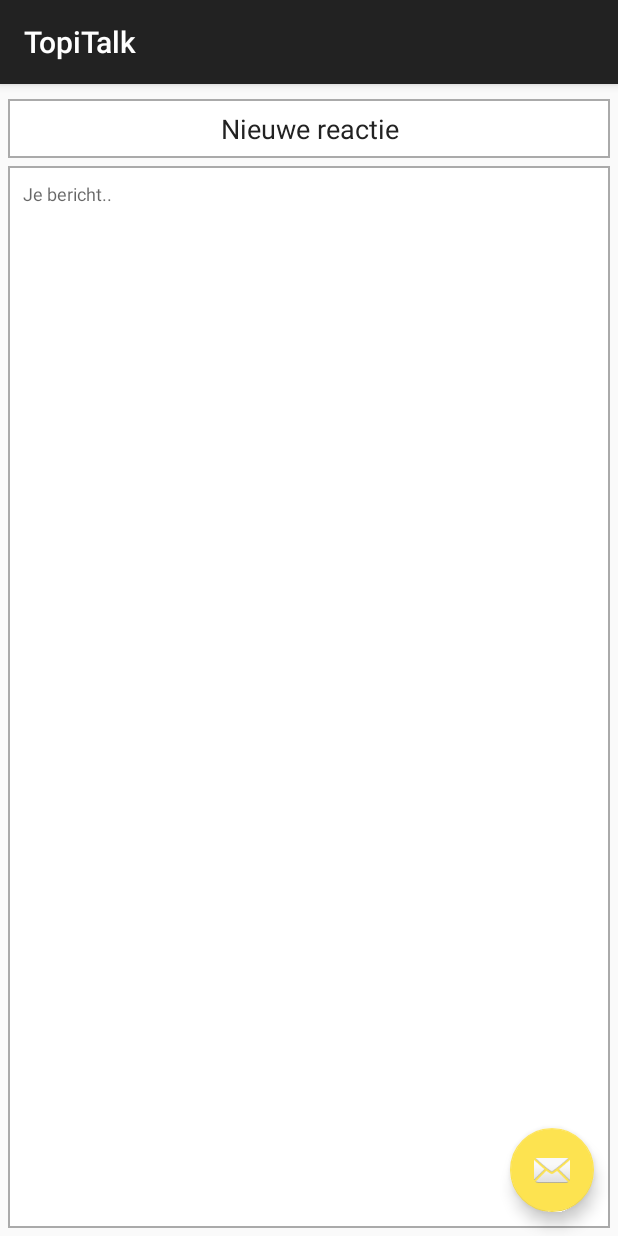
After one commit to SaxionHBO-ICT/topicus-portal, an Android app: the NewCommentActivity screen opened directly, with no data from a screen before it, on a phone screen of 412 x 824 dp. The commit adds this screen. Run offline under Robolectric (Android 15) with nearby library versions, the phone set to English and light mode, and no system bars.

Commit message:
Added comment handling. API calls + UI (needs tweaking)

```diff
--- /dev/null
+++ b/app/src/main/java/nl/saxion/jelmer/topitalk/activity/NewCommentActivity.java
@@ -0,0 +1,53 @@
+package nl.saxion.jelmer.topitalk.activity;
+
+import android.content.Intent;
+import android.support.design.widget.FloatingActionButton;
+import android.support.v7.app.AppCompatActivity;
+import android.os.Bundle;
+import android.view.View;
+import android.widget.EditText;
+
+import nl.saxion.jelmer.topitalk.R;
+import nl.saxion.jelmer.topitalk.controller.KeyboardFocusHandler;
+import nl.saxion.jelmer.topitalk.controller.TextFormatter;
+import nl.saxion.jelmer.topitalk.model.TopiCoreModel;
+
+public class NewCommentActivity extends AppCompatActivity {
+
+    private EditText etText;
+    private FloatingActionButton btPostComment;
+    public static final String POST_ID = "post_id";
+
+    @Override
+    protected void onCreate(Bundle savedInstanceState) {
+        super.onCreate(savedInstanceState);
+        setContentView(R.layout.activity_new_comment);
+
+        etText = (EditText) findViewById(R.id.et_comment_text);
+        btPostComment = (FloatingActionButton) findViewById(R.id.bt_fab_comment);
+
+        Intent intent = getIntent();
+        final int postId = intent.getIntExtra(POST_ID, 0);
+
+        btPostComment.setOnClickListener(new View.OnClickListener() {
+            @Override
+            public void onClick(View v) {
+
+                if (isCommentFormFilled()) {
+                    int authorId = TopiCoreModel.getInstance().getCurrentUser().getUserId();
+                    String authorUsername = TopiCoreModel.getInstance().getCurrentUser().getUsername();
+                    String text = etText.getText().toString();
+
+                    TopiCoreModel.getInstance().addComment(postId, authorId, authorUsername, text);
+                    finish();
+                }
+            }
+        });
+
+        etText.setOnFocusChangeListener(new KeyboardFocusHandler(this));
+    }
+
+    private boolean isCommentFormFilled() {
+        return !etText.getText().toString().equals("");
+    }
+}
--- a/app/src/main/java/nl/saxion/jelmer/topitalk/model/Post.java
+++ b/app/src/main/java/nl/saxion/jelmer/topitalk/model/Post.java
@@ -30,14 +30,14 @@
         comments = new ArrayList<>();
     }
 
-    public Post(int userId, String authorUsername, String title, String text, int imageId) {
+    public Post(int postId, int userId, String authorUsername, String title, String text) {
+        this.postId = postId;
         this.userId = userId;
         this.authorUsername = authorUsername;
         this.title = title;
         this.text = text;
         isHotTopic = false;
         postScore = 0;
-        this.imageId = imageId;
         postDate = generateDate();
         comments = new ArrayList<>();
     }
--- /dev/null
+++ b/app/src/main/res/layout/activity_new_comment.xml
@@ -0,0 +1,52 @@
+<?xml version="1.0" encoding="utf-8"?>
+<RelativeLayout xmlns:android="http://schemas.android.com/apk/res/android"
+    android:orientation="vertical" android:layout_width="match_parent"
+    android:layout_height="match_parent"
+    android:clickable="true"
+    android:focusableInTouchMode="true">
+
+    <TextView
+        android:id="@+id/tv_new_comment"
+        android:layout_width="match_parent"
+        android:layout_height="wrap_content"
+        android:text="@string/new_comment"
+        android:gravity="center_horizontal"
+        android:layout_centerHorizontal="true"
+        android:layout_marginStart="5dp"
+        android:layout_marginEnd="5dp"
+        android:textSize="18sp"
+        android:paddingTop="7dp"
+        android:paddingBottom="7dp"
+        android:textColor="@color/colorPrimary"
+        android:layout_marginTop="10dp"
+        android:background="@drawable/post_item_border"/>
+
+    <EditText
+        android:id="@+id/et_comment_text"
+        android:layout_width="match_parent"
+        android:layout_height="match_parent"
+        android:layout_below="@id/tv_new_comment"
+        android:layout_marginTop="5dp"
+        android:layout_marginStart="5dp"
+        android:layout_marginEnd="5dp"
+        android:layout_marginBottom="5dp"
+        android:gravity="start|top"
+        android:hint="Je bericht.."
+        android:background="@drawable/post_item_border"
+        android:textSize="12sp"
+        android:paddingStart="10dp"
+        android:paddingTop="10dp"
+        android:paddingBottom="10dp"
+        android:paddingEnd="10dp"/>
+
+    <android.support.design.widget.FloatingActionButton
+        android:id="@+id/bt_fab_comment"
+        android:layout_width="wrap_content"
+        android:layout_height="wrap_content"
+        android:layout_alignParentBottom="true"
+        android:layout_alignParentEnd="true"
+        android:clickable="true"
+        android:layout_margin="@dimen/fab_margin"
+        android:src="@android:drawable/ic_dialog_email" />
+
+</RelativeLayout>
--- a/app/src/main/res/values/strings.xml
+++ b/app/src/main/res/values/strings.xml
@@ -16,4 +16,5 @@
     <string name="tv_new_post">Nieuw bericht</string>
     <string name="et_write_comment">Schrijf een reactie...</string>
     <string name="save_credentials">Bewaar gegevens</string>
+    <string name="new_comment">Nieuwe reactie</string>
 </resources>
```
Also changed, not shown: app/src/main/AndroidManifest.xml (+5 -2 lines), app/src/main/java/nl/saxion/jelmer/topitalk/activity/PostDetailActivity.java (+14 -2 lines), app/src/main/java/nl/saxion/jelmer/topitalk/controller/ApiHandler.java (+103 -2 lines), app/src/main/java/nl/saxion/jelmer/topitalk/model/Comment.java (+14 -0 lines), app/src/main/java/nl/saxion/jelmer/topitalk/model/TopiCoreModel.java (+8 -0 lines).
